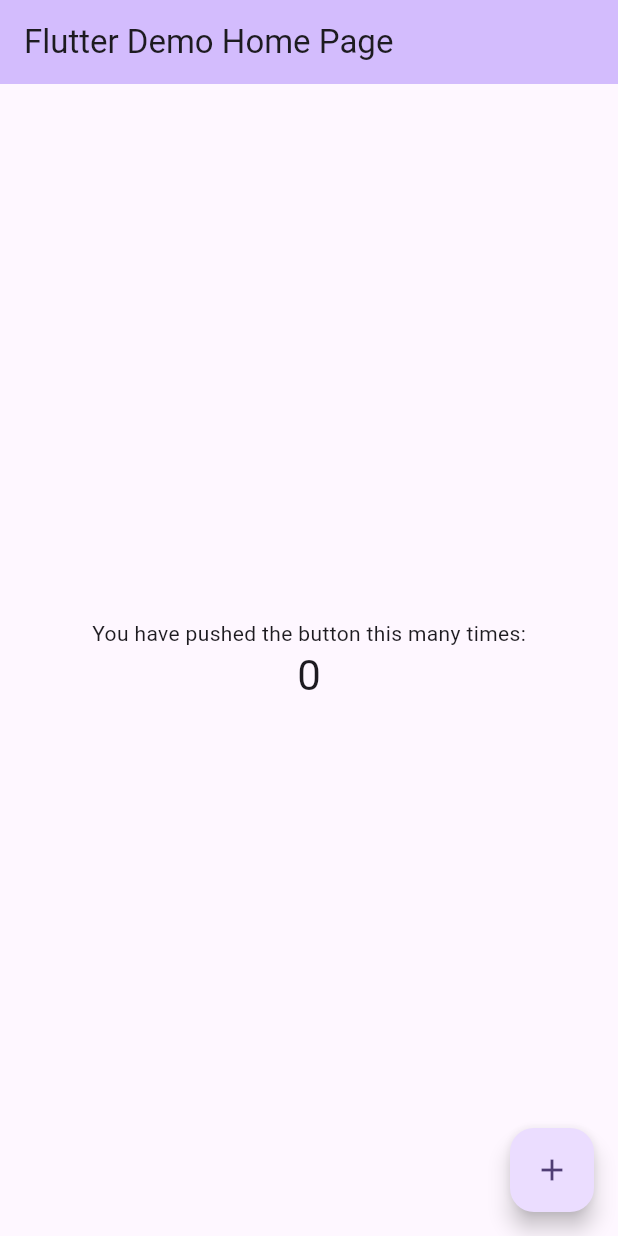
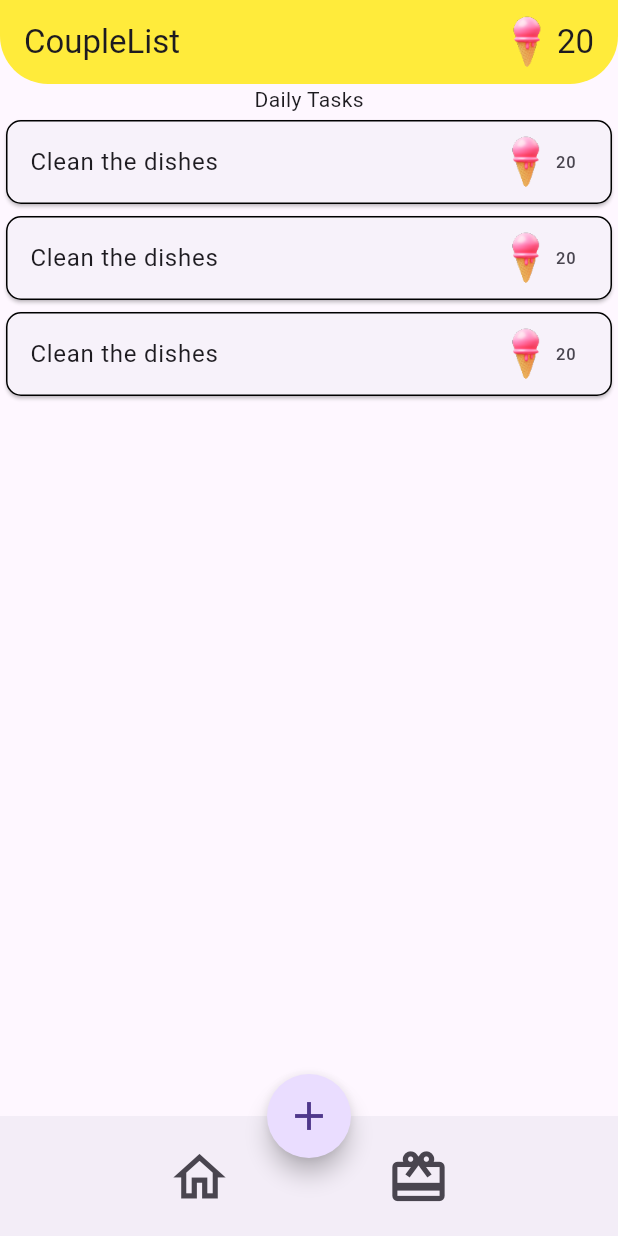
Before and after one commit to ItaiBarkav/couple_list, a Flutter app: the screen it shows after launch, on a phone screen of 412 x 824 dp. Run offline on Flutter 3.47's test engine with Material 2 defaults, Android fonts, the light colour scheme and no system bars.

Commit message:
First UI works

```diff
--- /dev/null
+++ b/lib/couple_list.dart
@@ -0,0 +1,125 @@
+import 'package:couple_list/tasks_page.dart';
+import 'package:couple_list/rewards_page.dart';
+import 'package:flutter/material.dart';
+
+class CoupleList extends StatefulWidget {
+  const CoupleList({Key? key}) : super(key: key);
+
+  @override
+  State<CoupleList> createState() => _CoupleListState();
+}
+
+class _CoupleListState extends State<CoupleList> {
+  int currentPage = 0;
+  List<Widget> pages = const [TasksPage(), RewardsPage()];
+
+  @override
+  Widget build(BuildContext context) {
+    return SizedBox.expand(
+      child: GestureDetector(
+        onPanUpdate: pageUpdate,
+        child: Scaffold(
+          appBar: AppBar(
+            title: const Row(
+              mainAxisAlignment: MainAxisAlignment.spaceBetween,
+              children: [
+                Text('CoupleList'),
+                Row(
+                  children: [
+                    Image(
+                      image: AssetImage('assets/icons/icecream.png'),
+                      width: 40,
+                      height: 40,
+                    ),
+                    Text('20'),
+                  ],
+                )
+              ],
+            ),
+            backgroundColor: Colors.yellow,
+            shape: const RoundedRectangleBorder(
+              borderRadius: BorderRadius.vertical(
+                bottom: Radius.circular(32),
+              ),
+            ),
+          ),
+          body: pages[currentPage],
+          floatingActionButton: FloatingActionButton(
+            shape: const CircleBorder(),
+            onPressed: () => showDialog(
+              context: context,
+              builder: (context) => SimpleDialog(
+                title: const Center(
+                  child: Text('Add new task'),
+                ),
+                children: [
+                  const TextField(
+                    decoration: InputDecoration(
+                        labelText: 'Task', hintText: 'Enter a task'),
+                  ),
+                  const Row(
+                    children: [
+                      Expanded(
+                        child: TextField(
+                          decoration: InputDecoration(
+                              labelText: 'Score',
+                              hintText: 'Enter task\'s score'),
+                          keyboardType: TextInputType.number,
+                        ),
+                      ),
+                      Image(
+                        image: AssetImage('assets/icons/icecream.png'),
+                        width: 40,
+                        height: 40,
+                      ),
+                    ],
+                  ),
+                  ElevatedButton(
+                      style: const ButtonStyle(
+                        backgroundColor:
+                            MaterialStatePropertyAll(Colors.yellow),
+                      ),
+                      onPressed: () => debugPrint('Create completed'),
+                      child: const Text('Create')),
+                ],
+              ),
+            ),
+            child: const Icon(Icons.add, size: 32),
+          ),
+          floatingActionButtonLocation:
+              FloatingActionButtonLocation.centerDocked,
+          bottomNavigationBar: BottomAppBar(
+            child: Row(
+              mainAxisAlignment: MainAxisAlignment.spaceEvenly,
+              children: [
+                IconButton(
+                    onPressed: () => setState(() => currentPage = 0),
+                    icon: const Icon(Icons.home_outlined),
+                    iconSize: 42),
+                IconButton(
+                  onPressed: () => setState(() => currentPage = 1),
+                  icon: const Icon(Icons.card_giftcard),
+                  iconSize: 42,
+                ),
+              ],
+            ),
+          ),
+        ),
+      ),
+    );
+  }
+
+  void pageUpdate(details) {
+    if (details.delta.dx > 0) {
+      setState(() {
+        currentPage = 0;
+      });
+    }
+
+    if (details.delta.dx < 0) {
+      setState(() {
+        currentPage = 1;
+      });
+    }
+  }
+}
--- a/lib/main.dart
+++ b/lib/main.dart
@@ -1,3 +1,4 @@
+import 'package:couple_list/couple_list.dart';
 import 'package:flutter/material.dart';
 
 void main() {
@@ -7,119 +8,20 @@ void main() {
 class MyApp extends StatelessWidget {
   const MyApp({super.key});
 
-  // This widget is the root of your application.
   @override
   Widget build(BuildContext context) {
     return MaterialApp(
-      title: 'Flutter Demo',
+      title: 'Couple List',
       theme: ThemeData(
-        // This is the theme of your application.
-        //
-        // TRY THIS: Try running your application with "flutter run". You'll see
-        // the application has a blue toolbar. Then, without quitting the app,
-        // try changing the seedColor in the colorScheme below to Colors.green
-        // and then invoke "hot reload" (save your changes or press the "hot
-        // reload" button in a Flutter-supported IDE, or press "r" if you used
-        // the command line to start the app).
-        //
-        // Notice that the counter didn't reset back to zero; the application
-        // state is not lost during the reload. To reset the state, use hot
-        // restart instead.
-        //
-        // This works for code too, not just values: Most code changes can be
-        // tested with just a hot reload.
-        colorScheme: ColorScheme.fromSeed(seedColor: Colors.deepPurple),
+        brightness: Brightness.light,
         useMaterial3: true,
       ),
-      home: const MyHomePage(title: 'Flutter Demo Home Page'),
+      darkTheme: ThemeData(
+        brightness: Brightness.dark,
+        useMaterial3: true,
+      ),
+      themeMode: ThemeMode.system,
+      home: const CoupleList(),
     );
   }
 }
-
-class MyHomePage extends StatefulWidget {
-  const MyHomePage({super.key, required this.title});
-
-  // This widget is the home page of your application. It is stateful, meaning
-  // that it has a State object (defined below) that contains fields that affect
-  // how it looks.
-
-  // This class is the configuration for the state. It holds the values (in this
-  // case the title) provided by the parent (in this case the App widget) and
-  // used by the build method of the State. Fields in a Widget subclass are
-  // always marked "final".
-
-  final String title;
-
-  @override
-  State<MyHomePage> createState() => _MyHomePageState();
-}
-
-class _MyHomePageState extends State<MyHomePage> {
-  int _counter = 0;
-
-  void _incrementCounter() {
-    setState(() {
-      // This call to setState tells the Flutter framework that something has
-      // changed in this State, which causes it to rerun the build method below
-      // so that the display can reflect the updated values. If we changed
-      // _counter without calling setState(), then the build method would not be
-      // called again, and so nothing would appear to happen.
-      _counter++;
-    });
-  }
-
-  @override
-  Widget build(BuildContext context) {
-    // This method is rerun every time setState is called, for instance as done
-    // by the _incrementCounter method above.
-    //
-    // The Flutter framework has been optimized to make rerunning build methods
-    // fast, so that you can just rebuild anything that needs updating rather
-    // than having to individually change instances of widgets.
-    return Scaffold(
-      appBar: AppBar(
-        // TRY THIS: Try changing the color here to a specific color (to
-        // Colors.amber, perhaps?) and trigger a hot reload to see the AppBar
-        // change color while the other colors stay the same.
-        backgroundColor: Theme.of(context).colorScheme.inversePrimary,
-        // Here we take the value from the MyHomePage object that was created by
-        // the App.build method, and use it to set our appbar title.
-        title: Text(widget.title),
-      ),
-      body: Center(
-        // Center is a layout widget. It takes a single child and positions it
-        // in the middle of the parent.
-        child: Column(
-          // Column is also a layout widget. It takes a list of children and
-          // arranges them vertically. By default, it sizes itself to fit its
-          // children horizontally, and tries to be as tall as its parent.
-          //
-          // Column has various properties to control how it sizes itself and
-          // how it positions its children. Here we use mainAxisAlignment to
-          // center the children vertically; the main axis here is the vertical
-          // axis because Columns are vertical (the cross axis would be
-          // horizontal).
-          //
-          // TRY THIS: Invoke "debug painting" (choose the "Toggle Debug Paint"
-          // action in the IDE, or press "p" in the console), to see the
-          // wireframe for each widget.
-          mainAxisAlignment: MainAxisAlignment.center,
-          children: <Widget>[
-            const Text(
-              'You have pushed the button this many times:',
-            ),
-            Text(
-              '$_counter',
-              style: Theme.of(context).textTheme.headlineMedium,
-            ),
-          ],
-        ),
-      ),
-      floatingActionButton: FloatingActionButton(
-        onPressed: _incrementCounter,
-        tooltip: 'Increment',
-        child: const Icon(Icons.add),
-      ), // This trailing comma makes auto-formatting nicer for build methods.
-    );
-  }
-}
--- /dev/null
+++ b/lib/tasks_page.dart
@@ -0,0 +1,163 @@
+import 'package:flutter/material.dart';
+
+class TasksPage extends StatelessWidget {
+  const TasksPage({super.key});
+
+  @override
+  Widget build(BuildContext context) {
+    return Scaffold(
+      body: Column(
+        children: [
+          Title(color: Colors.blue, child: const Text('Daily Tasks')),
+          Expanded(
+            child: ListView(
+              children: [
+                Card(
+                  shape: const RoundedRectangleBorder(
+                    side: BorderSide(color: Colors.black, width: 1),
+                    borderRadius: BorderRadius.all(Radius.circular(10)),
+                  ),
+                  child: ListTile(
+                    onTap: () => showDialog(
+                      context: context,
+                      builder: (context) => SimpleDialog(
+                        title: const Row(
+                          mainAxisAlignment: MainAxisAlignment.center,
+                          mainAxisSize: MainAxisSize.min,
+                          children: [
+                            Image(
+                              image: AssetImage('assets/icons/icecream.png'),
+                              width: 40,
+                              height: 40,
+                            ),
+                            Text('20'),
+                          ],
+                        ),
+                        children: [
+                          const Text('Clean the dishes'),
+                          ElevatedButton(
+                              style: const ButtonStyle(
+                                backgroundColor:
+                                    MaterialStatePropertyAll(Colors.yellow),
+                              ),
+                              onPressed: () => debugPrint('Task completed'),
+                              child: const Text('Complete')),
+                        ],
+                      ),
+                    ),
+                    title: const Text('Clean the dishes'),
+                    trailing: const Row(
+                      mainAxisSize: MainAxisSize.min,
+                      children: [
+                        Image(
+                          image: AssetImage('assets/icons/icecream.png'),
+                          width: 40,
+                          height: 40,
+                        ),
+                        Text('20'),
+                      ],
+                    ),
+                  ),
+                ),
+                Card(
+                  shape: const RoundedRectangleBorder(
+                    side: BorderSide(color: Colors.black, width: 1),
+                    borderRadius: BorderRadius.all(Radius.circular(10)),
+                  ),
+                  child: ListTile(
+                    onTap: () => showDialog(
+                      context: context,
+                      builder: (context) => SimpleDialog(
+                        title: const Row(
+                          mainAxisAlignment: MainAxisAlignment.center,
+                          mainAxisSize: MainAxisSize.min,
+                          children: [
+                            Image(
+                              image: AssetImage('assets/icons/icecream.png'),
+                              width: 40,
+                              height: 40,
+                            ),
+                            Text('20'),
+                          ],
+                        ),
+                        children: [
+                          const Text('Clean the dishes'),
+                          ElevatedButton(
+                              style: const ButtonStyle(
+                                backgroundColor:
+                                    MaterialStatePropertyAll(Colors.yellow),
+                              ),
+                              onPressed: () => debugPrint('Task completed'),
+                              child: const Text('Complete')),
+                        ],
+                      ),
+                    ),
+                    title: const Text('Clean the dishes'),
+                    trailing: const Row(
+                      mainAxisSize: MainAxisSize.min,
+                      children: [
+                        Image(
+                          image: AssetImage('assets/icons/icecream.png'),
+                          width: 40,
+                          height: 40,
+                        ),
+                        Text('20'),
+                      ],
+                    ),
+                  ),
+                ),
+                Card(
+                  shape: const RoundedRectangleBorder(
+                    side: BorderSide(color: Colors.black, width: 1),
+                    borderRadius: BorderRadius.all(Radius.circular(10)),
+                  ),
+                  child: ListTile(
+                    onTap: () => showDialog(
+                      context: context,
+                      builder: (context) => SimpleDialog(
+                        title: const Row(
+                          mainAxisAlignment: MainAxisAlignment.center,
+                          mainAxisSize: MainAxisSize.min,
+                          children: [
+                            Image(
+                              image: AssetImage('assets/icons/icecream.png'),
+                              width: 40,
+                              height: 40,
+                            ),
+                            Text('20'),
+                          ],
+                        ),
+                        children: [
+                          const Text('Clean the dishes'),
+                          ElevatedButton(
+                              style: const ButtonStyle(
+                                backgroundColor:
+                                    MaterialStatePropertyAll(Colors.yellow),
+                              ),
+                              onPressed: () => debugPrint('Task completed'),
+                              child: const Text('Complete')),
+                        ],
+                      ),
+                    ),
+                    title: const Text('Clean the dishes'),
+                    trailing: const Row(
+                      mainAxisSize: MainAxisSize.min,
+                      children: [
+                        Image(
+                          image: AssetImage('assets/icons/icecream.png'),
+                          width: 40,
+                          height: 40,
+                        ),
+                        Text('20'),
+                      ],
+                    ),
+                  ),
+                ),
+              ],
+            ),
+          ),
+        ],
+      ),
+    );
+  }
+}
```
Also changed, not shown: lib/rewards_page.dart (added, +117 -0 lines), pubspec.yaml (+4 -6 lines), assets/icons/icecream.png (added).
